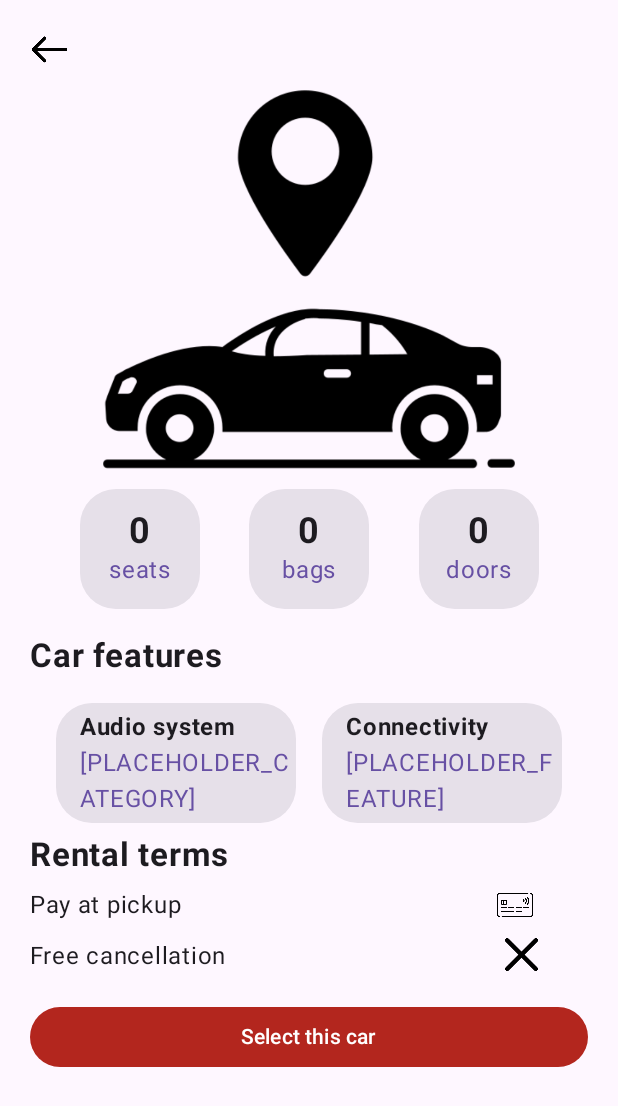
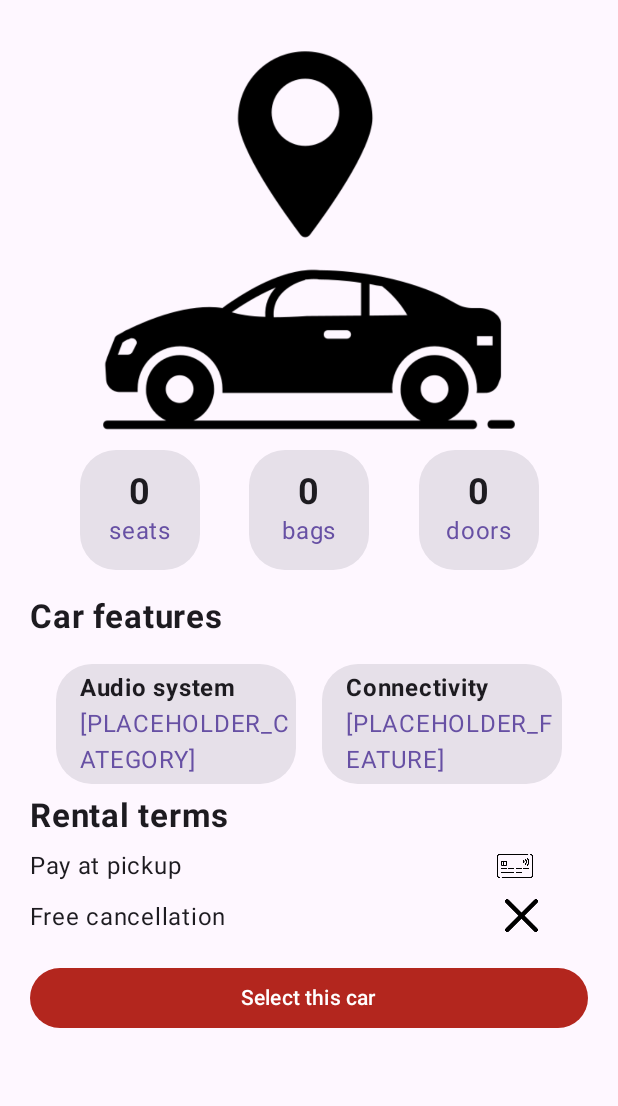
Before and after one commit to danielkakiuthi/SODV3203_CarRentalApp, an Android app built with Jetpack Compose: the Search screen opened through its navigation route, on a phone screen of 412 x 824 dp. Shown: the top 1106 px of the screen. Run offline under Robolectric (Android 15) with nearby library versions, the phone set to English and light mode, and no system bars.

Commit message:
fix: final adjustments before submitting phase1

```diff
--- a/app/src/main/java/com/example/sodv3203_carrentalapp/AppRouter.kt
+++ b/app/src/main/java/com/example/sodv3203_carrentalapp/AppRouter.kt
@@ -295,6 +295,7 @@ fun CarRentalApp(
                         else {
                             Toast.makeText(context, "Final Reservation Successful", Toast.LENGTH_SHORT).show()
                             viewModel.addReservationInDatabase(currentReservation)
+                            viewModel.updateSelectedReservation(currentReservation)
                             navController.navigate(PageTypes.Summary.name)
                         }
                     },
--- a/app/src/main/java/com/example/sodv3203_carrentalapp/ui/PageFinalReservationDetails.kt
+++ b/app/src/main/java/com/example/sodv3203_carrentalapp/ui/PageFinalReservationDetails.kt
@@ -7,6 +7,7 @@ import androidx.compose.foundation.layout.Column
 import androidx.compose.foundation.layout.Row
 import androidx.compose.foundation.layout.fillMaxSize
 import androidx.compose.foundation.layout.fillMaxWidth
+import androidx.compose.foundation.layout.height
 import androidx.compose.foundation.layout.padding
 import androidx.compose.foundation.rememberScrollState
 import androidx.compose.foundation.text.KeyboardActions
--- a/app/src/main/java/com/example/sodv3203_carrentalapp/ui/PageSearch.kt
+++ b/app/src/main/java/com/example/sodv3203_carrentalapp/ui/PageSearch.kt
@@ -51,17 +51,11 @@ fun DisplayPageSearch(
 
     Column(
         modifier = modifier
-            .padding(20.dp),
+            .padding(20.dp)
+
     ) {
-        Row {
-            Image(
-                painter = painterResource(id = R.drawable.back),
-                contentDescription = null,
-                modifier = Modifier
-                    .clickable { onBackButtonClicked() }
-                    .size(26.dp)
-                    .verticalScroll(rememberScrollState()),
-            )
+        Column(modifier=Modifier.verticalScroll(rememberScrollState())) {
+
         }
         Image(
             painter = painterResource(id = selectedCar.imageResourceId ?: R.drawable.seach_demo),
@@ -216,6 +210,8 @@ fun DisplayPageSearch(
             }
         }
 
+
+        Column {
             Text(
                 text = "Rental terms",
                 fontSize = 22.sp,
@@ -223,7 +219,6 @@ fun DisplayPageSearch(
                 modifier = Modifier
                     .padding(top = 8.dp , bottom = 8.dp)
             )
-        Column {
             Row (
                 modifier = Modifier
                     .fillMaxWidth()
```
Lines whose indentation alone changed are shown as unchanged.
